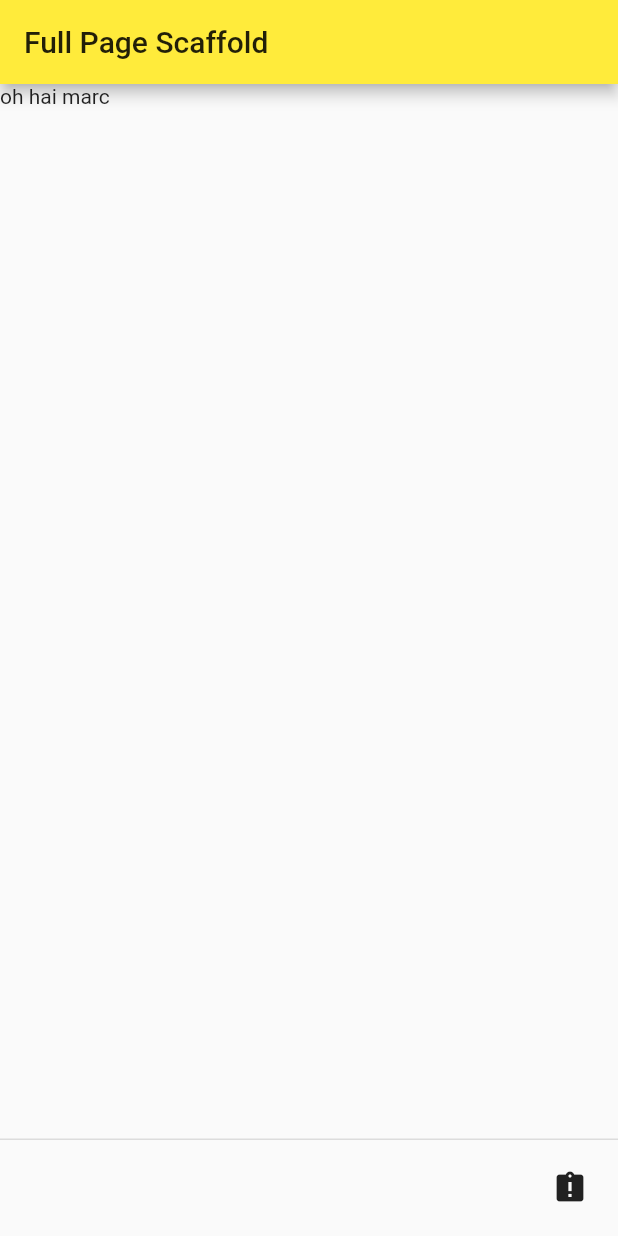
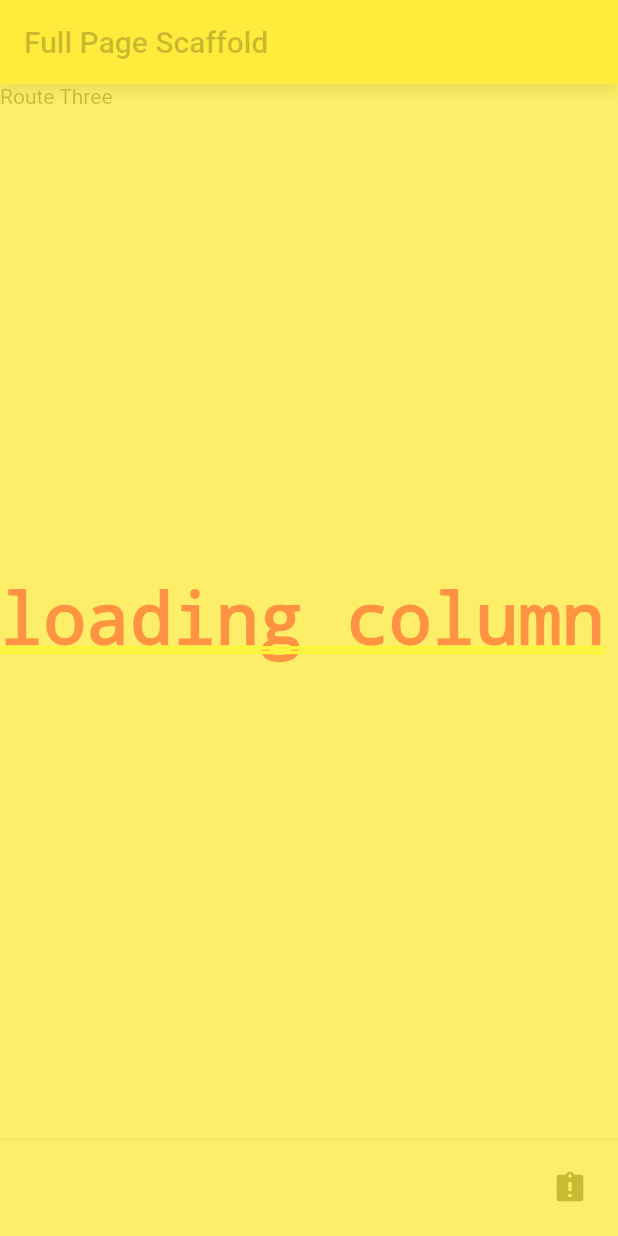
Before and after one commit to Victory/flutter_app_victory_02, a Flutter app: the screen it shows after launch, after a tap on the "assignment late" icon, on a phone screen of 412 x 824 dp. Run offline on Flutter 3.47's test engine with Material 2 defaults, Android fonts, the phone set to English and light mode, and no system bars; our stand-ins replace flutter_spinkit; statements that could not run were skipped.

Commit message:
Overlays, stacks and buttons

```diff
--- a/lib/components/FullPageScaffold.dart
+++ b/lib/components/FullPageScaffold.dart
@@ -1,3 +1,4 @@
+import 'package:flutter/cupertino.dart';
 import 'package:flutter/material.dart';
 import 'package:provider/provider.dart';
 
@@ -12,12 +13,12 @@ class FullPageScaffold extends StatefulWidget {
   _FullPageScaffoldState createState() => _FullPageScaffoldState();
 }
 
-
 class _FullPageScaffoldState extends State<FullPageScaffold>
     with SingleTickerProviderStateMixin {
-
   static const _opacityContentDuration = Duration(milliseconds: 3000);
   static const _opacityLoaderDuration = Duration(milliseconds: 3550);
+
+  var _isShow = true;
 
   @override
   Widget build(BuildContext context) {
@@ -26,7 +27,27 @@ class _FullPageScaffoldState extends State<FullPageScaffold>
 
     return Container(
       color: theme.primaryColor,
+      child: GestureDetector(
+        behavior: HitTestBehavior.opaque,
+        onTap: () {
+          print('top tap');
+        },
         child: SafeArea(
+          child: GestureDetector(
+            behavior: HitTestBehavior.opaque,
+            onTap: () {
+              print('safe tap');
+            },
+            child: Stack(children: [
+              GestureDetector(
+                behavior: HitTestBehavior.opaque,
+                onTap: () {
+                  print('stack one tap');
+                },
+                child: AnimatedOpacity(
+                  curve: Curves.easeOutCubic,
+                  duration: _opacityContentDuration,
+                  opacity: loadModel.contentOpacity,
                   child: Scaffold(
                     appBar: AppBar(
                       title: Text('Full Page Scaffold'),
@@ -35,36 +56,45 @@ class _FullPageScaffoldState extends State<FullPageScaffold>
                       IconButton(
                         icon: Icon(Icons.assignment_late),
                         onPressed: () {
+                          print('pressy pressy');
+                          var lm = Provider.of<LoaderModel>(context, listen: false);
+                          _isShow = !_isShow;
+                          if (_isShow) {
+                            lm.stopLoading();
+                          } else {
+                            lm.startLoading();
+                          }
                         },
                       ),
                     ],
-          body: Stack(
-              children: [
-                AnimatedOpacity(
+                    body: widget.child,
+                  ),
+                ),
+              ),
+              GestureDetector(
+                onTap:() {
+                  print('stack two tap');
+                },
+                child: AnimatedOpacity(
                   curve: Curves.easeOut,
                   opacity: loadModel.loadOpacity,
                   duration: _opacityLoaderDuration,
+                  child: GestureDetector(
+                    onTap: () {
+                      print('column tap');
+
+                    },
                     child: Column(
                       mainAxisAlignment: MainAxisAlignment.center,
                       crossAxisAlignment: CrossAxisAlignment.center,
                       children: [
-                      Text('Loading....'),
-                      /*
-                      SpinKitCircle(
-                        size: mq.size.shortestSide - 150,
-                        color: theme.primaryColor,
-                      ),
-                       */
+                        Text('loading column'),
                       ],
                     ),
                   ),
-                AnimatedOpacity(
-                  curve: Curves.easeOutCubic,
-                  duration: _opacityContentDuration,
-                  opacity: loadModel.contentOpacity,
-                  child: widget.child,
                 ),
-              ],
+              ),
+            ]),
           ),
         ),
       ),
--- a/lib/main.dart
+++ b/lib/main.dart
@@ -38,17 +38,10 @@ class _MyAppState extends State<MyApp> {
         home: RouteThree(),
         theme: ThemeData(
           brightness: Brightness.light,
-          backgroundColor: Color.fromARGB(1, 33, 88, 88),
+          backgroundColor: Color.fromARGB(1, 33, 188, 88),
           primaryColor: Colors.yellow,
           accentColor: Colors.blueAccent,
         ),
-
-        /*
-        routes: {
-          QuestionAndAnswerRoute.routeName: (context) => QuestionAndAnswerRoute.fromContext(context),
-          AnswerReviewRoute.routeName: (context) => AnswerReviewRoute.fromContext(context),
-        },
-         */
       ),
     );
   }
--- a/lib/routes/RouteThree.dart
+++ b/lib/routes/RouteThree.dart
@@ -16,19 +16,13 @@ class _RouteThreeState extends State<RouteThree> {
 
     return FullPageScaffold(
       child: FutureBuilder(
-        future: Future.delayed(Duration(milliseconds: 1234), () {
+        future: Future.delayed(Duration(milliseconds: 2234), () {
+          print('step on the gas');
           Provider.of<LoaderModel>(context, listen: false).stopLoading();
         }),
         builder: (context, snapshot) {
           print('step on the breaks');
-
-          /*
-          Scaffold.of(context).showSnackBar(SnackBar(
-            content: Text('oh hai marc'),
-          ));
-           */
-          // widget.notifyLoadingStatus(false);
-          return Text('oh hai marc');
+          return Text('Route Three');
         },
       )
     );
```
Lines whose indentation alone changed are shown as unchanged.
